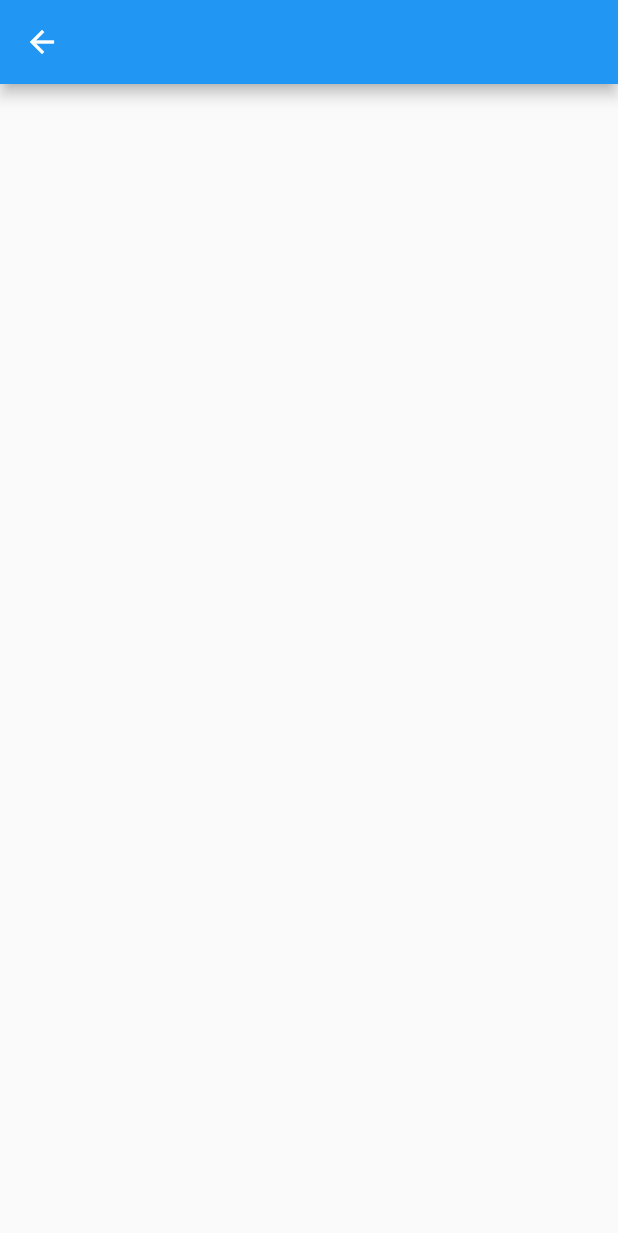
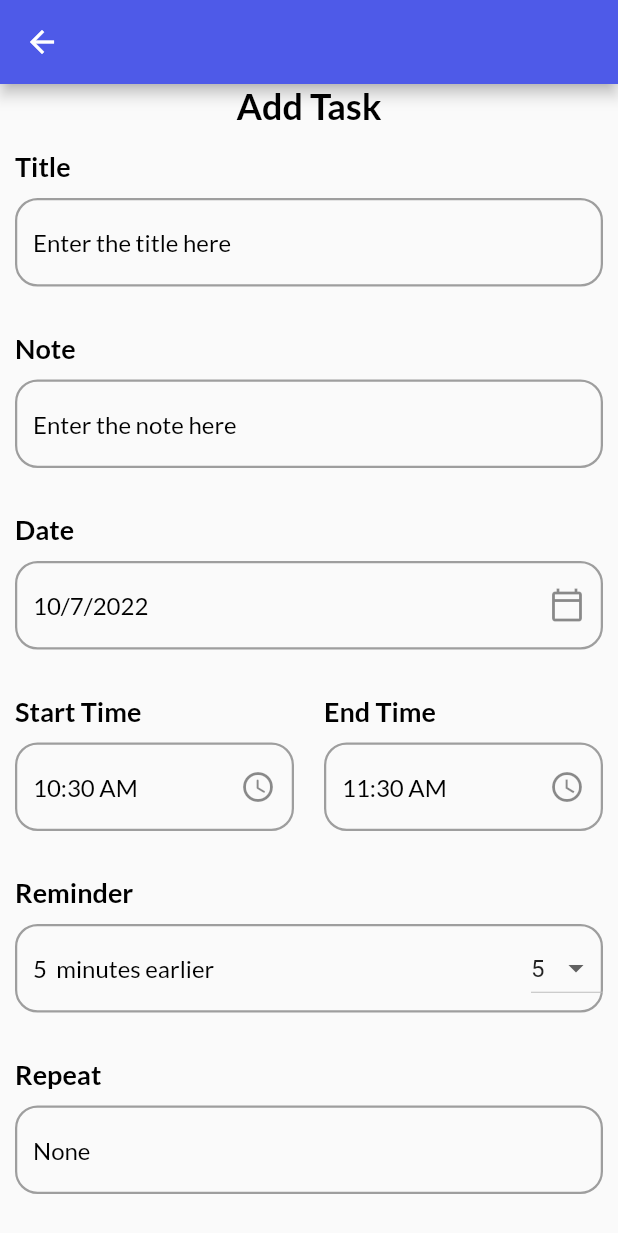
Before and after one commit to MuhammadAlaa7/todo, a Flutter app: the AddTaskPage screen opened directly, on a phone screen of 412 x 824 dp. Shown: the top 1233 px of the screen. Run offline on Flutter 3.47's test engine with Material 2 defaults, Android fonts, the phone set to English and light mode, and no system bars; our stand-ins replace get, get_storage, google_fonts; accounts and stored records are empty.

Commit message:
adding Add Task Page

```diff
--- a/lib/controllers/task_controller.dart
+++ b/lib/controllers/task_controller.dart
@@ -1,4 +1,11 @@
-class TaskController
+import 'package:get/get.dart';
+
+class TaskController extends GetxController
 {
 
+  // void changeReminderValue( value){
+  //   selectedReminder = value;
+  //  update();
+  //  print(selectedReminder);
+  //}
 }
--- a/lib/main.dart
+++ b/lib/main.dart
@@ -1,5 +1,7 @@
 import 'package:flutter/material.dart';
+import 'package:get/get.dart';
 import 'package:todo/services/theme_services.dart';
+import 'package:todo/view/pages/add_task_page.dart';
 
 import 'view/pages/home_page.dart';
 import 'view/pages/notification_screen.dart';
@@ -14,13 +16,13 @@ class MyApp extends StatelessWidget {
 
   @override
   Widget build(BuildContext context) {
-    return  MaterialApp(
+    return  GetMaterialApp(               /// <<<<<<<<<<<<<< you must use GetMaterialApp to build the get in this app
       theme: Themes.light,  // the class themes
       darkTheme: Themes.dark,
-      themeMode: ThemeServices().theme,   // the getter accessed through an object not a class
+      themeMode: ThemeServices().theme, // the getter accessed through an object not a class
 
       debugShowCheckedModeBanner: false,
-      home: HomePage(),
+      home: AddTaskPage(),
     );
   }
 }
--- a/lib/services/theme_services.dart
+++ b/lib/services/theme_services.dart
@@ -2,28 +2,47 @@ import 'package:flutter/material.dart';
 import 'package:get/get.dart';
 import 'package:get_storage/get_storage.dart';
 
+
 class ThemeServices {
 
-  GetStorage box = GetStorage();
+GetStorage box = GetStorage();  // this is the box that will hold the theme  [ data ]
 
-  final _key = 'isDark';
-
-   saveThemeToBox(bool isDarkMode){
-     box.write( _key, isDarkMode);
+saveThemeToBox(bool isDark) {
+  box.write('isDark', isDark);
 }
 
+  // this is to return a bool value that means >> yes it is dark or it is light
  bool loadThemeFromBox(){
-    return box.read<bool>(_key) ?? false ;   // if null returns false
+
+  return box.read('isDark') ?? false ;
 }
 
-  ThemeMode get theme => loadThemeFromBox() ?  ThemeMode.dark : ThemeMode.light;
-   // if the value loaded is true >>> dark  , if false >>> is not dark >> light
 
-void switchThemeMode(){
-  Get.changeThemeMode( loadThemeFromBox() ? ThemeMode.dark : ThemeMode.light ) ;
-  // sets the theme to this theme
-    saveThemeToBox( ! loadThemeFromBox() );
-    // store the new theme >> the opposite of the old theme loaded from the load function
+void switchTheme(){
+  // here it depends on the load function >> if it is true that means that isDark = true so return light because i want to change to dark and vice versa
+  Get.changeThemeMode( loadThemeFromBox() ? ThemeMode.light : ThemeMode.dark   );
+  saveThemeToBox( ! loadThemeFromBox() );   // after changing to dark >>> store the dark and vice versa
+
 }
 
+ThemeMode get theme =>  loadThemeFromBox()? ThemeMode.dark : ThemeMode.light ;
+
 }
+
+
+
+// documentation for this file [ how it works ]
+/*
+* first it is null so it the load function returns false
+* so the switchTheme func changes the theme according to the load func  ,
+*  so it will change the theme to dark
+* then save the opposite value of the load func in the save function ,
+* so the isDark key value will become true
+* that means you are in the dark mode
+* so the load function will equal to true
+* in the getter theme it depends on the value of the load func
+* so the getter theme will change to dark
+* in the main file the theme is obtained from the getter theme
+* so >>> isDark >>>> load func >>>> theme getter
+* and the isDark changes through save func
+ */
--- a/lib/view/pages/add_task_page.dart
+++ b/lib/view/pages/add_task_page.dart
@@ -1,18 +1,117 @@
 import 'package:flutter/material.dart';
+import 'package:get/get.dart';
+import 'package:todo/controllers/task_controller.dart';
+import 'package:todo/view/widgets/input_field.dart';
+import 'package:intl/intl.dart';
+import '../theme.dart';
 
 class AddTaskPage extends StatefulWidget {
-  const AddTaskPage({Key? key}) : super(key: key);
+  AddTaskPage({Key? key}) : super(key: key);
 
   @override
   State<AddTaskPage> createState() => _AddTaskPageState();
 }
 
 class _AddTaskPageState extends State<AddTaskPage> {
+  final TextEditingController titleController = TextEditingController();
+
+  final TextEditingController noteController = TextEditingController();
+
+  final DateTime selectedDate = DateTime.now();
+
+  final String startTime =
+      DateFormat('hh:mm a').format(DateTime.now()).toString();
+
+  final String endTime = DateFormat('hh:mm a')
+      .format(DateTime.now().add(const Duration(hours: 1)));
+  int selectedReminder = 5;
+
+
+  // format the now but added 1 hour on it
+  List<int> reminderList = [5, 10, 15, 20, 25, 30];
+
   @override
   Widget build(BuildContext context) {
+    // Get.put(TaskController());
+    // final state = Get.find();
     return Scaffold(
       appBar: AppBar(),
-      body: Container(),
+      body: SingleChildScrollView(
+        child: Column(
+          children: [
+            Text(
+              'Add Task',
+              style: headlineTheme,
+            ),
+            InputField(
+              title: 'Title',
+              hintText: 'Enter the title here ',
+              controller: titleController,
+            ),
+            InputField(
+              title: 'Note',
+              hintText: 'Enter the note here ',
+              controller: noteController,
+            ),
+            InputField(
+              title: 'Date',
+              hintText: DateFormat.yMd().format(selectedDate),
+              // the format returns a string
+              widget: IconButton(
+                onPressed: () {},
+                icon: const Icon(
+                  Icons.calendar_today_outlined,
+                ),
+              ),
+            ),
+            Row(
+              children: [
+                Expanded(
+                  child: InputField(
+                    title: 'Start Time',
+                    hintText: startTime,
+                    widget: const Icon(
+                      Icons.access_time_rounded,
+                    ),
+                  ),
+                ),
+                Expanded(
+                  child: InputField(
+                    title: 'End Time',
+                    hintText: endTime,
+                    widget: const Icon(
+                      Icons.watch_later_outlined,
+                    ),
+                  ),
+                ),
+              ],
+            ),
+            InputField(
+                title: 'Reminder',
+                hintText: '$selectedReminder  minutes earlier',
+                widget: DropdownButton(
+                  value: selectedReminder ,
+                  items: reminderList.map<DropdownMenuItem<int>>(
+                        (item) => DropdownMenuItem<int>(
+                          child: Text(item.toString()),
+                          value: item ,
+                        ),
+                      ).toList(),
+                  onChanged: ( newValue) {
+                    setState(() {
+                      selectedReminder = int.parse(newValue.toString()) ;
+                    });
+                  },
+                ),
+              ),
+
+            InputField(
+              title: 'Repeat',
+              hintText: 'None',
+            ),
+          ],
+        ),
+      ),
     );
   }
 }
--- a/lib/view/theme.dart
+++ b/lib/view/theme.dart
@@ -13,19 +13,27 @@ const Color darkHeaderClr = Color(0xFF424242);
 class Themes {
 
   static final light = ThemeData(
-    primaryColor: primaryClr,
-    backgroundColor: primaryClr,
+      primaryColor: primaryClr,
+      backgroundColor: primaryClr,
+      brightness: Brightness.light,
+      appBarTheme:  const AppBarTheme(
+       color: primaryClr,
+    ),
 
-    brightness: Brightness.light
+
   );
 
   static final dark = ThemeData(
-    primaryColor: darkGreyClr,
-    backgroundColor: darkGreyClr,
-    brightness: Brightness.dark
+      primaryColor: darkGreyClr,
+      backgroundColor: darkGreyClr,
+      brightness: Brightness.dark,
+      appBarTheme:  const AppBarTheme(
+    color: darkHeaderClr,
+
+  ),
   );
-
-  TextStyle get headline {
+}
+  TextStyle get headlineTheme {
     return GoogleFonts.lato(
       textStyle:   TextStyle(
         fontSize: 24,
@@ -44,7 +52,7 @@ class Themes {
       ),
     );
   }
-  TextStyle get title {
+  TextStyle get titleStyle {
     return GoogleFonts.lato(
       textStyle: TextStyle(
         fontSize: 18,
@@ -84,5 +92,3 @@ class Themes {
       ),
     );
   }
-
-}
--- a/lib/view/widgets/input_field.dart
+++ b/lib/view/widgets/input_field.dart
@@ -1,10 +1,59 @@
 import 'package:flutter/material.dart';
+import 'package:get/get.dart';
+import 'package:todo/view/theme.dart';
 
 class InputField extends StatelessWidget {
-  const InputField({Key? key}) : super(key: key);
+  final String hintText;
+  final String title;
+ final TextEditingController? controller;
+
+  final Widget? widget;
+
+  InputField(
+      {Key? key, required this.title, required this.hintText, this.widget , this.controller})
+      : super(key: key);
+
+
 
   @override
   Widget build(BuildContext context) {
-    return Container();
+    return Container(
+      margin: const EdgeInsets.symmetric(
+        horizontal: 10,
+        vertical: 15,
+      ),
+      child: Column(
+        crossAxisAlignment: CrossAxisAlignment.start,
+        children: [
+          Text(
+            title,
+            style: titleStyle,
+          ),
+          Container(
+            margin: const EdgeInsets.only(
+              top: 10,
+            ),
+            child: TextFormField(
+              controller: controller,
+              decoration: InputDecoration(
+                hintText: hintText,
+                hintStyle: subTitle,
+                // it is a getter from the theme file
+                suffixIcon: widget,
+                enabledBorder: OutlineInputBorder(
+                  borderSide: const BorderSide(color: Colors.grey, width: 1.5,),
+                  borderRadius: BorderRadius.circular(15),
+                ),
+                focusedBorder:  OutlineInputBorder(
+                  borderSide:  const BorderSide(color: Colors.grey, width: 1.5,),
+                  borderRadius:  BorderRadius.circular(15),
+                ),
+
+              ),
+            ),
+          ),
+        ],
+      ),
+    );
   }
 }
--- a/pubspec.yaml
+++ b/pubspec.yaml
@@ -13,6 +13,7 @@ dependencies:
   get:
   get_storage:
   google_fonts:
+  intl:
   flutter:
     sdk: flutter
 
```
Also changed, not shown: lib/view/pages/home_page.dart (+10 -3 lines), lib/view/widgets/button.dart (+29 -2 lines), pubspec.lock. Lines whose indentation alone changed are shown as unchanged.
